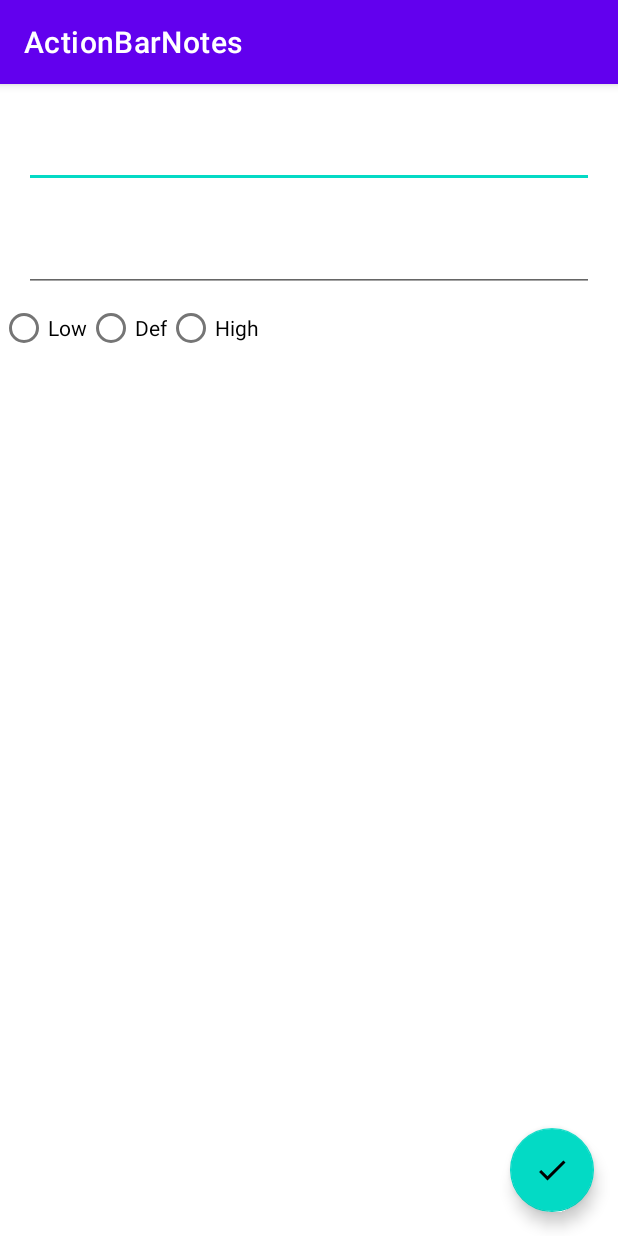
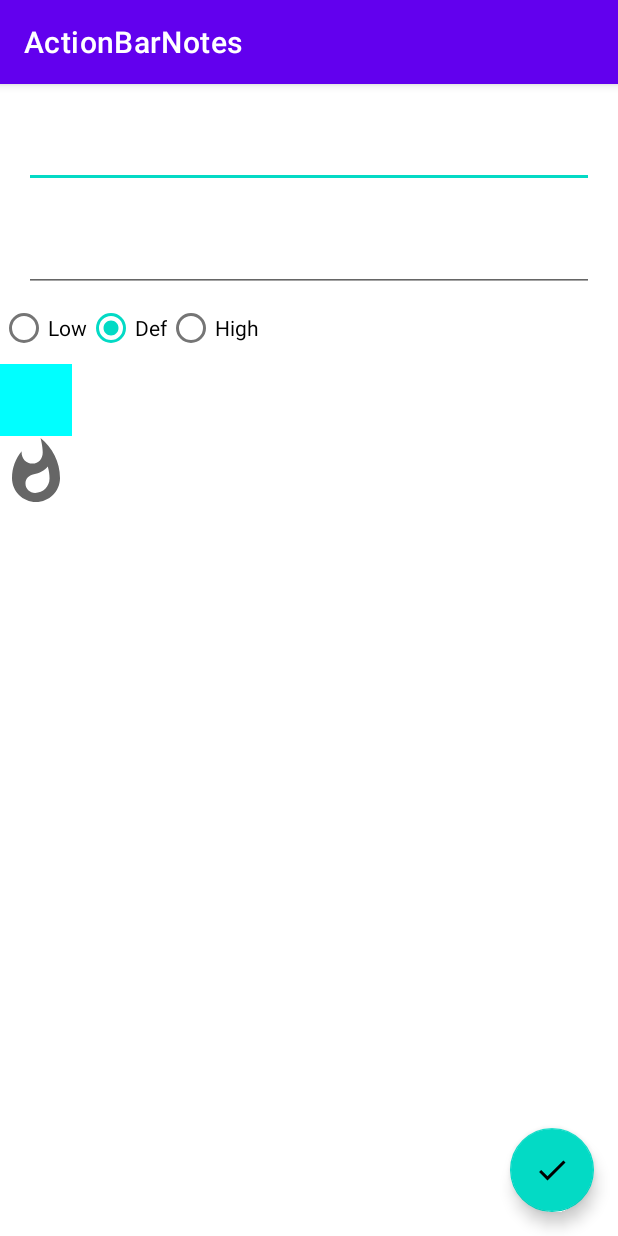
Before and after one commit to DiachukVlad/ActionBarNotification, an Android app: the AddActivity screen opened directly, with no data from a screen before it, on a phone screen of 412 x 824 dp. Run offline under Robolectric (Android 15) with nearby library versions, the phone set to English and light mode, and no system bars; our stand-ins replace Room's generated code; libraries missing offline, so code that uses them is left out: com.flask.colorpicker; 1 statement that could not run was skipped.

Commit message:
Added possibility to add content, color and importancy

```diff
--- a/app/build.gradle
+++ b/app/build.gradle
@@ -73,4 +73,6 @@ dependencies {
     implementation "org.jetbrains.kotlin:kotlin-stdlib-jdk7:1.4.10"
     api "org.jetbrains.kotlinx:kotlinx-coroutines-core:1.4.1"
     api "org.jetbrains.kotlinx:kotlinx-coroutines-android:1.4.1"
+
+    implementation 'com.github.QuadFlask:colorpicker:0.0.15'
 }
--- a/app/src/main/java/com/diachuk/actionbarnotes/data/entities/dto/NoteDTO.kt
+++ b/app/src/main/java/com/diachuk/actionbarnotes/data/entities/dto/NoteDTO.kt
@@ -15,7 +15,7 @@ data class NoteDTO(
     var id: Int = 0
 
     fun toNote(): Note {
-        return Note(title, content, color, importance.toString(), image, small)
+        return Note(title, content, color, importance.toString(), image, small).also { it.id = id }
     }
 }
 
--- a/app/src/main/java/com/diachuk/actionbarnotes/extentions/Extentions.kt
+++ b/app/src/main/java/com/diachuk/actionbarnotes/extentions/Extentions.kt
@@ -1,6 +1,7 @@
 package com.diachuk.actionbarnotes.extentions
 
 import android.view.View
+import androidx.lifecycle.LiveData
 import com.diachuk.actionbarnotes.NotesApp
 import org.koin.java.KoinJavaComponent.get
 
--- a/app/src/main/java/com/diachuk/actionbarnotes/views/add/AddActivity.kt
+++ b/app/src/main/java/com/diachuk/actionbarnotes/views/add/AddActivity.kt
@@ -4,12 +4,16 @@ import android.os.Bundle
 import android.view.View
 import com.diachuk.actionbarnotes.data.entities.dto.DefaultImportance
 import com.diachuk.actionbarnotes.data.entities.dto.HighImportance
+import com.diachuk.actionbarnotes.data.entities.dto.Importance
 import com.diachuk.actionbarnotes.data.entities.dto.LowImportance
 import com.diachuk.actionbarnotes.databinding.ActivityAddBinding
 import com.diachuk.actionbarnotes.helpers.Constants.EDIT_ID_EXTRA
 import com.diachuk.actionbarnotes.helpers.connectToLiveData
 import com.diachuk.actionbarnotes.views.base.BaseActivity
+import com.flask.colorpicker.ColorPickerView
+import com.flask.colorpicker.builder.ColorPickerDialogBuilder
 import org.koin.android.viewmodel.ext.android.viewModel
+
 
 class AddActivity : BaseActivity() {
     private val vm: AddViewModel by viewModel()
@@ -22,13 +26,8 @@ class AddActivity : BaseActivity() {
         val id = intent.getIntExtra(EDIT_ID_EXTRA, -1)
         vm.setId(id)
 
-        vm.importance.observeForever {
-            when(it) {
-                LowImportance -> binding.lowRadio.isSelected = true
-                DefaultImportance -> binding.defRadio.isSelected = true
-                HighImportance -> binding.highRadio.isSelected = true
-            }
-        }
+        vm.importance.observeForever(::updateImportance)
+        vm.color.observeForever(::updateColor)
     }
 
     override fun provideBinding(): View {
@@ -40,6 +39,8 @@ class AddActivity : BaseActivity() {
             defRadio.setOnClickListener { vm.importance.value = DefaultImportance }
             highRadio.setOnClickListener { vm.importance.value = HighImportance }
 
+            color.setOnClickListener { showColorDialog() }
+
             doneBtn.setOnClickListener {
                 vm.updateNote()
                 startMainActivity()
@@ -47,7 +48,37 @@ class AddActivity : BaseActivity() {
         }.root
     }
 
-    fun startMainActivity() {
+    private fun updateImportance(importance: Importance) {
+        when (importance) {
+            LowImportance -> binding.lowRadio.isChecked = true
+            DefaultImportance -> binding.defRadio.isChecked = true
+            HighImportance -> binding.highRadio.isChecked = true
+        }
+    }
+
+    private fun updateColor(color: Int) {
+        binding.color.setBackgroundColor(color)
+    }
+
+    private fun showColorDialog() {
+        ColorPickerDialogBuilder
+            .with(this)
+            .setTitle("Choose color")
+            .initialColor(vm.color.value!!)
+            .wheelType(ColorPickerView.WHEEL_TYPE.FLOWER)
+            .density(12)
+            .setOnColorSelectedListener { selectedColor ->
+                vm.color.value = selectedColor
+            }
+            .setPositiveButton("ok") { _, _, _ -> }
+            .setNegativeButton("cancel") { _, _ -> }
+            .build()
+            .show()
+
+    }
+
+
+    private fun startMainActivity() {
         onBackPressed()
     }
 }
--- a/app/src/main/java/com/diachuk/actionbarnotes/views/main/components/NotesAdapter.kt
+++ b/app/src/main/java/com/diachuk/actionbarnotes/views/main/components/NotesAdapter.kt
@@ -4,6 +4,7 @@ import android.view.LayoutInflater
 import android.view.View
 import android.view.ViewGroup
 import androidx.recyclerview.widget.RecyclerView
+import com.diachuk.actionbarnotes.R
 import com.diachuk.actionbarnotes.data.entities.dto.NoteDTO
 import com.diachuk.actionbarnotes.databinding.NoteLayoutBinding
 
@@ -13,8 +14,8 @@ class NotesAdapter(var notes: List<NoteDTO>) : RecyclerView.Adapter<NotesAdapter
     var onDeleteClick: ((id: Int) -> Unit)? = null
 
     override fun onCreateViewHolder(parent: ViewGroup, pos: Int): NoteViewHolder {
-        val binding = NoteLayoutBinding.inflate(LayoutInflater.from(parent.context))
-        val view = binding.root
+        val view = LayoutInflater.from(parent.context).inflate(R.layout.note_layout, parent, false)
+        val binding = NoteLayoutBinding.bind(view)
         return NoteViewHolder(
             binding,
             view,
--- /dev/null
+++ b/app/src/main/res/drawable/ic_whatshot.xml
@@ -0,0 +1,10 @@
+<vector xmlns:android="http://schemas.android.com/apk/res/android"
+    android:width="24dp"
+    android:height="24dp"
+    android:viewportWidth="24"
+    android:viewportHeight="24"
+    android:tint="?attr/colorControlNormal">
+  <path
+      android:fillColor="@android:color/white"
+      android:pathData="M13.5,0.67s0.74,2.65 0.74,4.8c0,2.06 -1.35,3.73 -3.41,3.73 -2.07,0 -3.63,-1.67 -3.63,-3.73l0.03,-0.36C5.21,7.51 4,10.62 4,14c0,4.42 3.58,8 8,8s8,-3.58 8,-8C20,8.61 17.41,3.8 13.5,0.67zM11.71,19c-1.78,0 -3.22,-1.4 -3.22,-3.14 0,-1.62 1.05,-2.76 2.81,-3.12 1.77,-0.36 3.6,-1.21 4.62,-2.58 0.39,1.29 0.59,2.65 0.59,4.04 0,2.65 -2.15,4.8 -4.8,4.8z"/>
+</vector>
--- a/app/src/main/res/layout/activity_add.xml
+++ b/app/src/main/res/layout/activity_add.xml
@@ -51,6 +51,19 @@
                 android:layout_height="wrap_content"
                 android:text="@string/high"/>
         </RadioGroup>
+
+        <View
+            android:id="@+id/color"
+            android:layout_height="48dp"
+            android:layout_width="48dp"
+            android:background="@color/black"
+            />
+
+        <ImageView
+            android:id="@+id/image"
+            android:layout_width="48dp"
+            android:layout_height="48dp"
+            android:src="@drawable/ic_whatshot"/>
     </LinearLayout>
 
     <com.google.android.material.floatingactionbutton.FloatingActionButton
--- a/build.gradle
+++ b/build.gradle
@@ -17,6 +17,7 @@ allprojects {
     repositories {
         google()
         jcenter()
+        maven { url "https://jitpack.io" }
     }
 }
 
```
Also changed, not shown: app/src/main/java/com/diachuk/actionbarnotes/services/NoteService.kt (+69 -25 lines), app/src/main/java/com/diachuk/actionbarnotes/views/add/AddViewModel.kt (+30 -6 lines), app/src/main/res/drawable/ic_verified.xml (added, +10 -0 lines).
